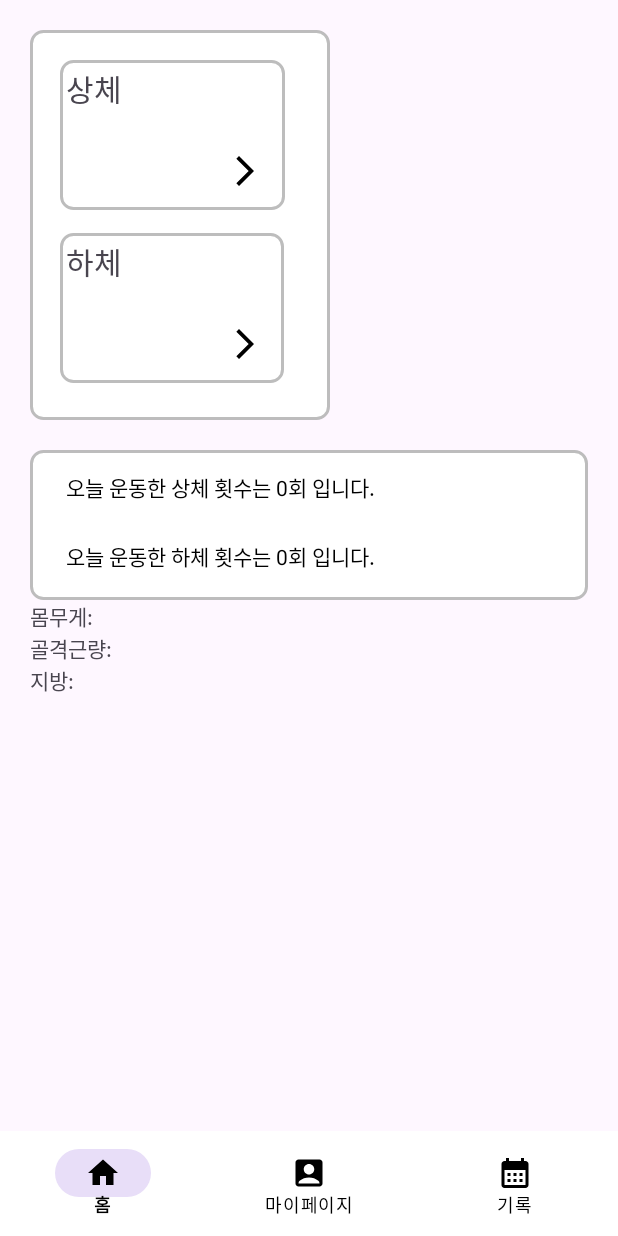
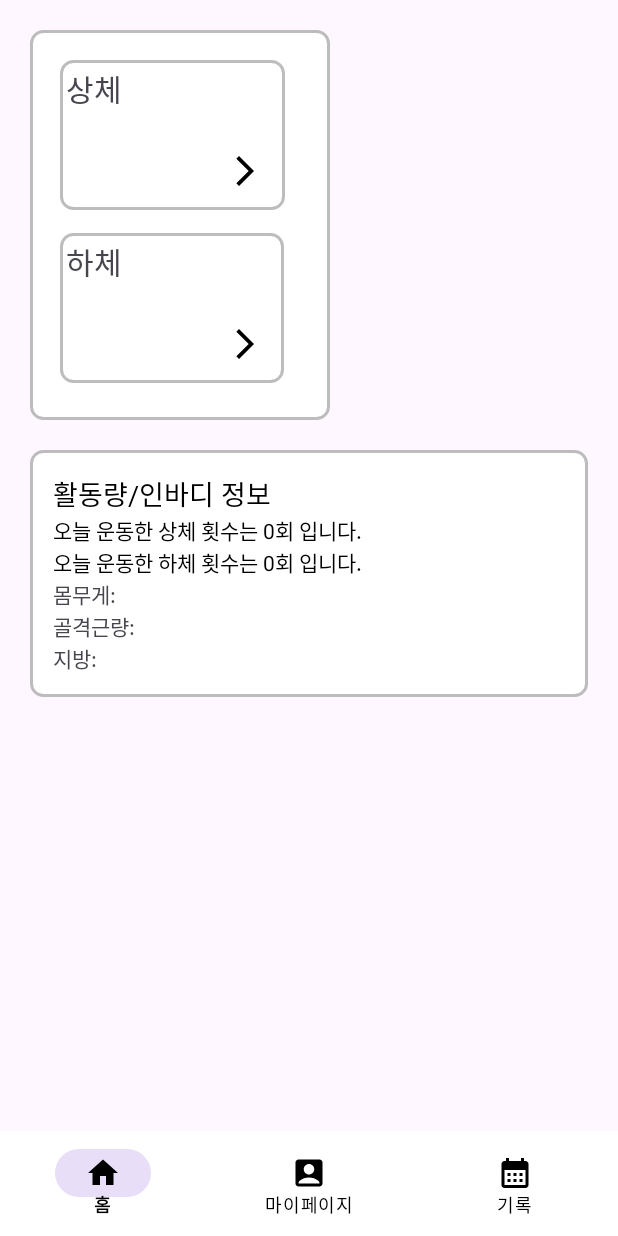
Before and after one commit to sueundev/2024-01_My-Trainer, an Android app: the screen it shows after launch (MainActivity), after a tap on "Login", on a phone screen of 412 x 824 dp. Run offline under Robolectric (Android 15) with nearby library versions, the phone set to English and light mode, and no system bars.

Commit message:
각 프래그먼트 당 뒤로 가기 Arrow 배치

```diff
--- a/app/src/main/java/com/example/mytrainer/homeFragment.java
+++ b/app/src/main/java/com/example/mytrainer/homeFragment.java
@@ -14,7 +14,6 @@ import android.view.ViewGroup;
 import android.widget.Button;
 import android.widget.ImageView;
 import android.widget.TextView;
-
 public class homeFragment extends Fragment {
 
     private TextView centerBoxTextView;
--- a/app/src/main/res/layout/fragment_exe_lower.xml
+++ b/app/src/main/res/layout/fragment_exe_lower.xml
@@ -5,6 +5,11 @@
     android:orientation="vertical"
     android:padding="20dp">
 
+    <ImageView
+        android:layout_width="wrap_content"
+        android:layout_height="wrap_content"
+        android:id="@+id/backArrow"
+        android:src="@drawable/baseline_arrow_back_ios_24"/>
     <TextView
         android:gravity="center"
         android:layout_width="match_parent"
--- a/app/src/main/res/layout/fragment_exe_upper.xml
+++ b/app/src/main/res/layout/fragment_exe_upper.xml
@@ -5,6 +5,11 @@
     android:orientation="vertical"
     android:padding="20dp">
 
+    <ImageView
+        android:layout_width="wrap_content"
+        android:layout_height="wrap_content"
+        android:id="@+id/backArrow"
+        android:src="@drawable/baseline_arrow_back_ios_24"/>
     <TextView
         android:gravity="center"
         android:layout_width="match_parent"
--- a/app/src/main/res/layout/fragment_exercise_time.xml
+++ b/app/src/main/res/layout/fragment_exercise_time.xml
@@ -5,6 +5,11 @@
     android:orientation="vertical"
     android:padding="16dp">
 
+    <ImageView
+        android:layout_width="wrap_content"
+        android:layout_height="wrap_content"
+        android:id="@+id/backArrow"
+        android:src="@drawable/baseline_arrow_back_ios_24"/>
     <LinearLayout
         android:layout_width="match_parent"
         android:layout_height="wrap_content"
--- a/app/src/main/res/layout/fragment_home.xml
+++ b/app/src/main/res/layout/fragment_home.xml
@@ -4,7 +4,8 @@
     android:layout_height="match_parent"
     tools:context=".homeFragment"
     android:padding="20dp"
-    android:orientation="vertical">
+    android:orientation="vertical"
+    android:id="@+id/fragment_home">
     <LinearLayout
         android:layout_width="200dp"
         android:layout_height="260dp"
@@ -58,13 +59,19 @@
     <LinearLayout
         android:layout_marginTop="20dp"
         android:layout_width="match_parent"
-        android:layout_height="100dp"
+        android:layout_height="wrap_content"
         android:orientation="vertical"
         android:background="@drawable/rounded_box_with_stroke"
-        android:layout_gravity="center">
+        android:layout_gravity="center"
+        android:padding="15dp">
         <TextView
-            android:layout_marginLeft="10dp"
-            android:padding="10dp"
+            android:fontFamily="@font/himelody_regular"
+            android:layout_width="wrap_content"
+            android:layout_height="wrap_content"
+            android:text="활동량/인바디 정보"
+            android:textColor="#000000"
+            android:textSize="18dp"/>
+        <TextView
             android:id="@+id/tvUpper"
             android:layout_width="wrap_content"
             android:layout_height="wrap_content"
@@ -73,8 +80,6 @@
             android:layout_weight="1"
             android:textColor="@android:color/black" />
         <TextView
-            android:layout_marginLeft="10dp"
-            android:padding="10dp"
             android:id="@+id/tvLower"
             android:layout_weight="1"
             android:textAlignment="center"
@@ -82,7 +87,6 @@
             android:layout_height="wrap_content"
             android:text="오늘 운동한 하체 횟수는 0회 입니다."
             android:textColor="@android:color/black" />
-    </LinearLayout>
         <TextView
             android:layout_width="wrap_content"
             android:layout_height="wrap_content"
@@ -99,3 +103,5 @@
             android:text="지방:"
             android:id="@+id/tvFat"/>
     </LinearLayout>
+
+</LinearLayout>
--- a/app/src/main/res/layout/fragment_weight.xml
+++ b/app/src/main/res/layout/fragment_weight.xml
@@ -4,7 +4,11 @@
     android:layout_height="match_parent"
     android:orientation="vertical"
     android:padding="16dp">
-
+    <ImageView
+        android:layout_width="wrap_content"
+        android:layout_height="wrap_content"
+        android:id="@+id/backArrow"
+        android:src="@drawable/baseline_arrow_back_ios_24"/>
     <com.github.mikephil.charting.charts.LineChart
         android:id="@+id/line_chart"
         android:layout_width="match_parent"
```
Also changed, not shown: app/src/main/java/com/example/mytrainer/CaloriesFragment.java (+19 -1 lines), app/src/main/java/com/example/mytrainer/ExerciseTimeFragment.java (+17 -2 lines), app/src/main/java/com/example/mytrainer/WeightFragment.java (+11 -1 lines), app/src/main/java/com/example/mytrainer/exeLowerFragment.java (+23 -1 lines), app/src/main/java/com/example/mytrainer/exeUpperFragment.java (+22 -2 lines), app/src/main/res/layout/fragment_calories.xml (+6 -2 lines). Lines whose indentation alone changed are shown as unchanged.
